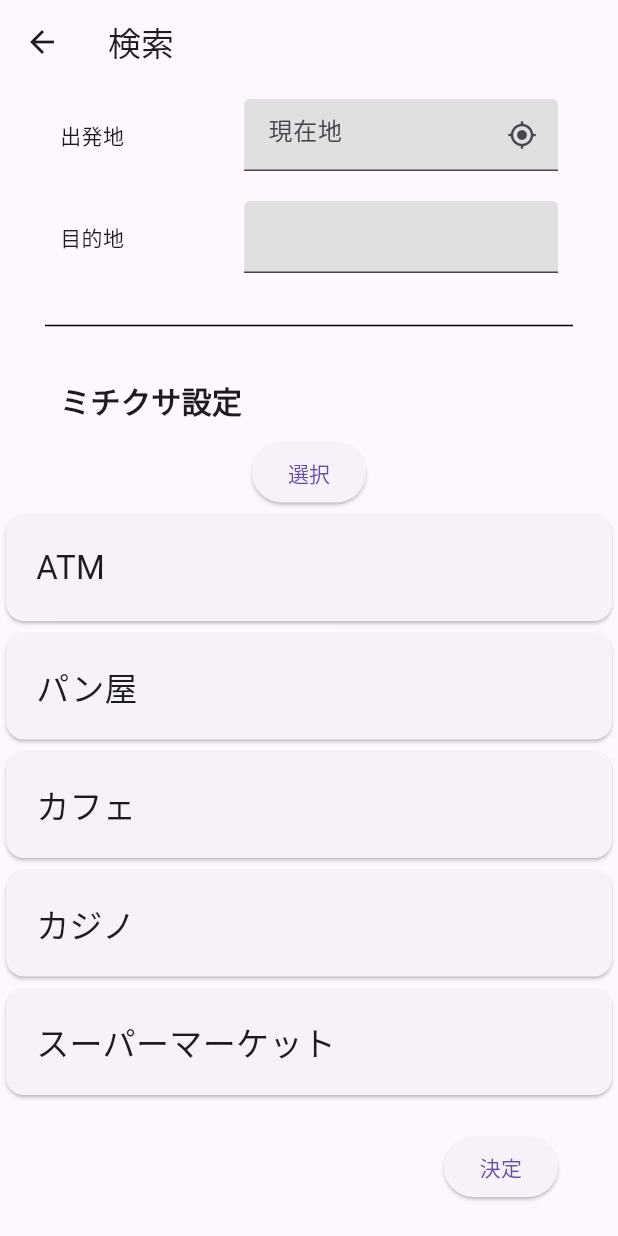
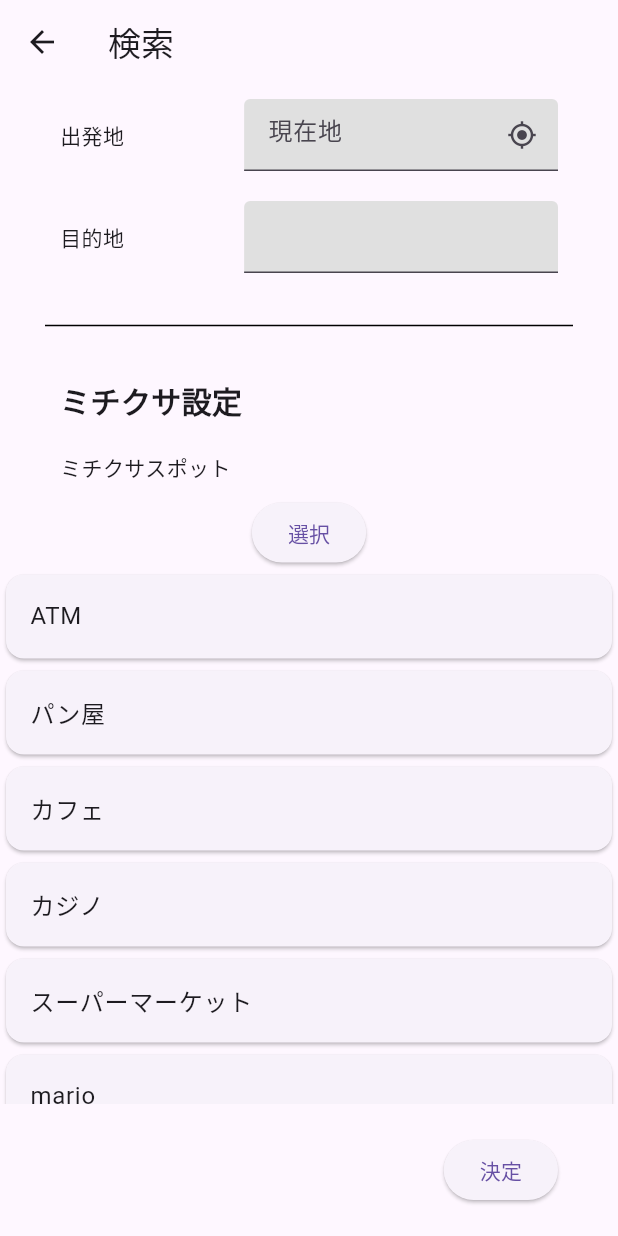
Before and after one commit to kc3hack/2024_G, a Flutter app: the MyInputPage screen opened directly with empty values, after a tap on "選択", on a phone screen of 412 x 824 dp. Run offline on Flutter 3.47's test engine with Material 3 defaults, Android fonts, the phone set to English and light mode, and no system bars; our stand-ins replace geocoding, geolocator, google_maps_flutter; missing offline and left inert: google_place.

Commit message:
[add]ミチクサスポットの選択を可能にした

```diff
--- a/mitikusa/lib/components/category_list.dart
+++ b/mitikusa/lib/components/category_list.dart
@@ -9,6 +9,7 @@ class MyCategoryList extends StatefulWidget {
 
 class MyCategoryListState extends State<MyCategoryList> {
   bool _visible = false;
+  int _index = -1;
 
   // カテゴリのマップ（key:value）
   Map<String, String> categoryList = {
@@ -25,6 +26,10 @@ class MyCategoryListState extends State<MyCategoryList> {
     'カフェ',
     'カジノ',
     'スーパーマーケット',
+    'mario',
+    'rui-ji',
+    'pi-chi',
+    'papa'
   ];
 
   @override
@@ -37,28 +42,33 @@ class MyCategoryListState extends State<MyCategoryList> {
                 _visible = !_visible;
               });
             },
-            child: const Text('選択')
+            child: (_index == -1)? const Text('選択') : Text(categoryName[_index])
         ),
-        Visibility(
+        Flexible(
+            child: Visibility(
               visible: _visible,
               child: Center(
                 child: ListView.builder(
-                shrinkWrap: true,
                   itemCount: categoryName.length,
                   itemBuilder: (BuildContext context,int index) {
                     return Card(
-                    child: Padding(
-                      padding: const EdgeInsets.all(20.0),
-                      child: Text(
-                        categoryName[index],
-                        style: const TextStyle(fontSize: 22.0),
-                      ),
-                    ),
+                        child: ListTile(
+                          onTap: () {
+                            setState(() {
+                              _index = index;
+                              _visible = !_visible;
+                            });
+                            _index = index;
+                          },
+                          title: Text(categoryName[index]),
+                        )
                     );
                   },
                 ),
+              ),
             )
-        )
+        ),
+
       ],
     );
   }
--- a/mitikusa/lib/screens/input_page.dart
+++ b/mitikusa/lib/screens/input_page.dart
@@ -129,7 +129,15 @@ class MyInputPageState extends State<MyInputPage> {
               ],
             ),
           ),
-          const MyCategoryList(),
+          const Padding(
+            padding: EdgeInsets.symmetric(vertical: 10, horizontal: 40),
+            child: Row(
+              children: <Widget>[
+                Text('ミチクサスポット'),
+              ],
+            ),
+          ),
+          const Flexible(child: MyCategoryList()),
           Padding(
               padding: const EdgeInsets.symmetric(vertical: 20, horizontal: 40), child: Row(
             mainAxisAlignment: MainAxisAlignment.end,
```
Also changed, not shown: 1 other file. Lines whose indentation alone changed are shown as unchanged.
